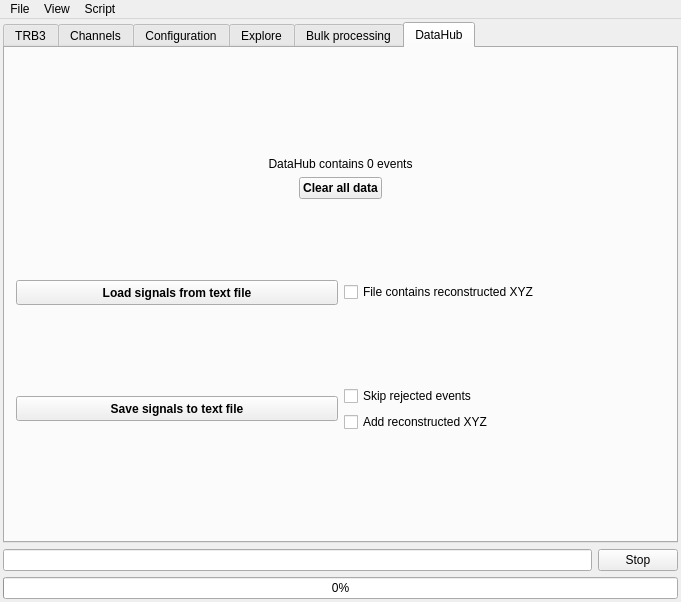
Above: GUI/mainwindow.ui from andrmor/TRB3reader before the change. Below: the same form after it.
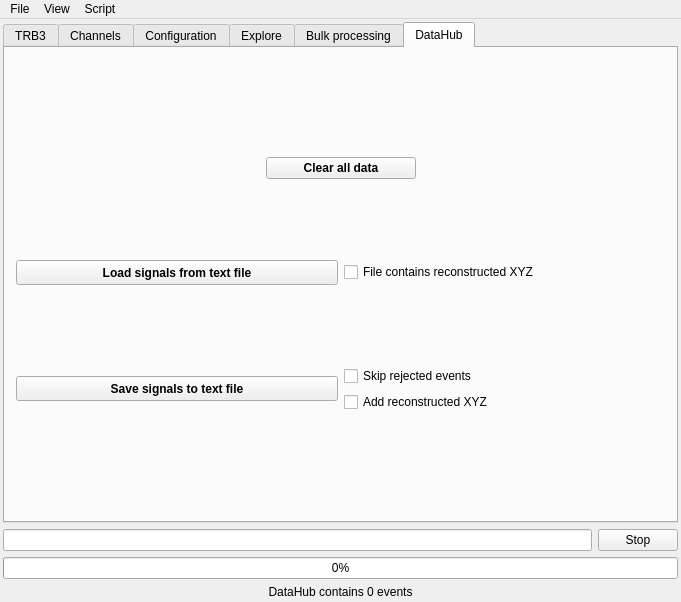
That is the form after the change.

```diff
--- a/GUI/mainwindow.ui
+++ b/GUI/mainwindow.ui
@@ -2673,16 +2673,6 @@
           </property>
          </spacer>
         </item>
-        <item>
-         <widget class="QLabel" name="labDatahubEvents">
-          <property name="text">
-           <string>DataHub contains 0 events</string>
-          </property>
-          <property name="alignment">
-           <set>Qt::AlignCenter</set>
-          </property>
-         </widget>
-        </item>
         <item>
          <layout class="QHBoxLayout" name="horizontalLayout_44">
           <item>
@@ -2700,6 +2690,12 @@
           </item>
           <item>
            <widget class="QPushButton" name="pbClearDataHub">
+            <property name="minimumSize">
+             <size>
+              <width>150</width>
+              <height>0</height>
+             </size>
+            </property>
             <property name="maximumSize">
              <size>
               <width>16777215</width>
@@ -2895,6 +2891,16 @@
       </property>
      </widget>
     </item>
+    <item>
+     <widget class="QLabel" name="labDatahubEvents">
+      <property name="text">
+       <string>DataHub contains 0 events</string>
+      </property>
+      <property name="alignment">
+       <set>Qt::AlignCenter</set>
+      </property>
+     </widget>
+    </item>
    </layout>
   </widget>
   <widget class="QMenuBar" name="menuBar">
```
Left out of the diff: 2 changed lines with no effect on the pictures.
